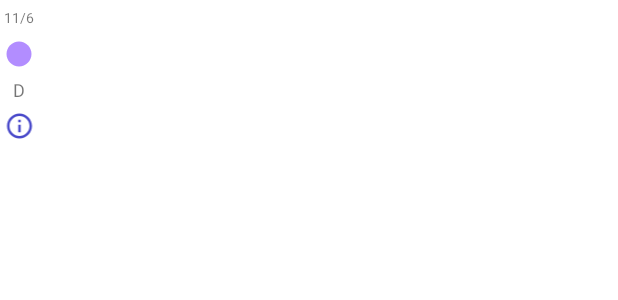
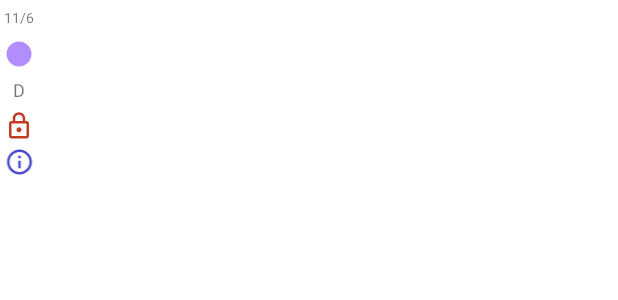
Before and after one commit to romrell4/FertilityTracker, an Android app: the layout view_holder_chart_day.xml on its own in the app's theme, with its tools: preview values and no code run, on a phone screen of 412 x 824 dp. Shown: the top 300 px of the screen. Run offline under Robolectric (Android 15) with nearby library versions, the light colour scheme and no system bars.

Commit message:
Added sex icons

```diff
--- a/app/src/main/java/com/romrell4/fertility_tracker/view/CycleDayAdapter.kt
+++ b/app/src/main/java/com/romrell4/fertility_tracker/view/CycleDayAdapter.kt
@@ -54,6 +54,8 @@ class CycleDayViewHolder(private val binding: ViewHolderChartDayBinding) : Recyc
         }
         binding.sensationText.text = day.sensations
 
+        binding.sexImage.setBackgroundResource(day.sexRes ?: 0)
+
         binding.notesImage.isInvisible = day.notes == null
         binding.notesImage.setOnClickListener {
             day.notes?.let {
--- /dev/null
+++ b/app/src/main/res/drawable/ic_sex_protected.xml
@@ -0,0 +1,5 @@
+<vector android:height="24dp" android:tint="@color/chart_sex_protected"
+    android:viewportHeight="24" android:viewportWidth="24"
+    android:width="24dp" xmlns:android="http://schemas.android.com/apk/res/android">
+    <path android:fillColor="@android:color/white" android:pathData="M18,8h-1L17,6c0,-2.76 -2.24,-5 -5,-5S7,3.24 7,6v2L6,8c-1.1,0 -2,0.9 -2,2v10c0,1.1 0.9,2 2,2h12c1.1,0 2,-0.9 2,-2L20,10c0,-1.1 -0.9,-2 -2,-2zM9,6c0,-1.66 1.34,-3 3,-3s3,1.34 3,3v2L9,8L9,6zM18,20L6,20L6,10h12v10zM12,17c1.1,0 2,-0.9 2,-2s-0.9,-2 -2,-2 -2,0.9 -2,2 0.9,2 2,2z"/>
+</vector>
--- /dev/null
+++ b/app/src/main/res/drawable/ic_sex_unprotected.xml
@@ -0,0 +1,5 @@
+<vector android:height="24dp" android:tint="@color/chart_sex_unprotected"
+    android:viewportHeight="24" android:viewportWidth="24"
+    android:width="24dp" xmlns:android="http://schemas.android.com/apk/res/android">
+    <path android:fillColor="@android:color/white" android:pathData="M12,17c1.1,0 2,-0.9 2,-2s-0.9,-2 -2,-2 -2,0.9 -2,2 0.9,2 2,2zM18,8h-1L17,6c0,-2.76 -2.24,-5 -5,-5S7,3.24 7,6h1.9c0,-1.71 1.39,-3.1 3.1,-3.1 1.71,0 3.1,1.39 3.1,3.1v2L6,8c-1.1,0 -2,0.9 -2,2v10c0,1.1 0.9,2 2,2h12c1.1,0 2,-0.9 2,-2L20,10c0,-1.1 -0.9,-2 -2,-2zM18,20L6,20L6,10h12v10z"/>
+</vector>
--- a/app/src/main/res/layout/view_holder_chart_day.xml
+++ b/app/src/main/res/layout/view_holder_chart_day.xml
@@ -5,16 +5,6 @@
     android:layout_width="@dimen/chart_cell_width"
     android:layout_height="wrap_content"
     android:orientation="vertical">
-
-<!--    <TextView-->
-<!--        android:id="@+id/dayOfCycleText"-->
-<!--        android:layout_width="match_parent"-->
-<!--        android:layout_height="@dimen/chart_cell_height"-->
-<!--        android:gravity="center"-->
-<!--        android:maxLines="1"-->
-<!--        android:textAlignment="center"-->
-<!--        android:textSize="12sp"-->
-<!--        tools:text="1" />-->
 
     <TextView
         android:id="@+id/dateText"
@@ -51,6 +41,19 @@
         android:textSize="12sp"
         tools:text="D" />
 
+    <LinearLayout
+        android:layout_width="@dimen/chart_cell_width"
+        android:layout_height="@dimen/chart_cell_height"
+        android:gravity="center">
+
+        <ImageView
+            android:id="@+id/sexImage"
+            android:layout_width="@dimen/sex_icon_size"
+            android:layout_height="@dimen/sex_icon_size"
+            tools:ignore="ContentDescription"
+            tools:src="@drawable/ic_sex_protected" />
+    </LinearLayout>
+
     <ImageView
         android:id="@+id/notesImage"
         android:layout_width="match_parent"
--- a/app/src/main/res/values/colors.xml
+++ b/app/src/main/res/values/colors.xml
@@ -19,6 +19,8 @@
     <!--Graph colors-->
     <color name="chart_peak_range_background">@color/pink_light</color>
     <color name="chart_selected">#33FCAE1E</color>
+    <color name="chart_sex_unprotected">#388E3C</color>
+    <color name="chart_sex_protected">#C23B22</color>
     <color name="graph_abnormal_day">#FCAE1E</color>
     <color name="graph_normal_day">@color/pink</color>
     <color name="graph_line">@color/pink</color>
--- a/app/src/main/res/values/dimens.xml
+++ b/app/src/main/res/values/dimens.xml
@@ -8,4 +8,5 @@
     <dimen name="date_arrows_size">32dp</dimen>
     <dimen name="temp_text_width">40dp</dimen>
     <dimen name="chart_height">320dp</dimen>
+    <dimen name="sex_icon_size">20dp</dimen>
 </resources>
```
Also changed, not shown: app/src/main/java/com/romrell4/fertility_tracker/viewmodel/ChartViewModel.kt (+7 -0 lines).
